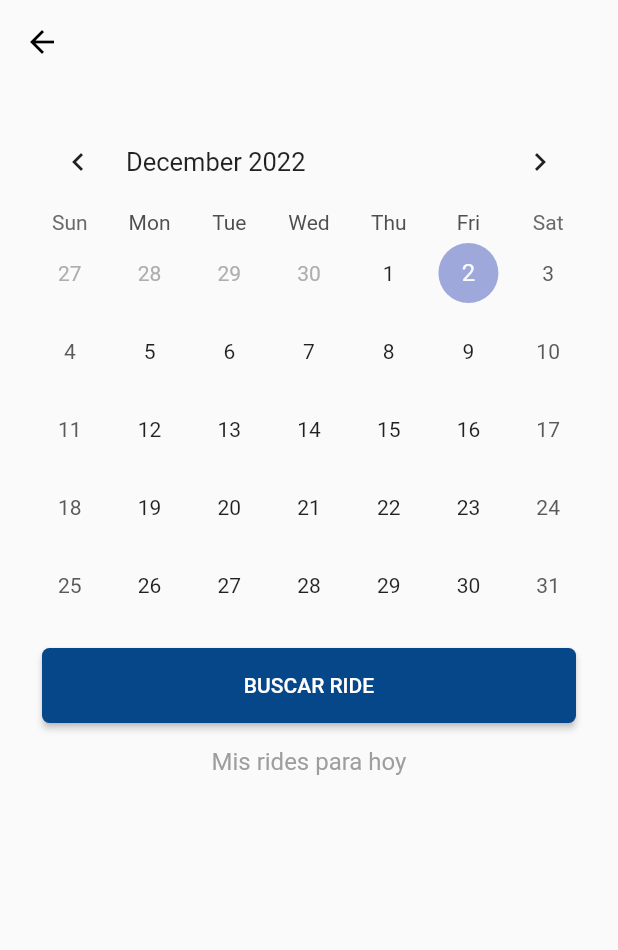
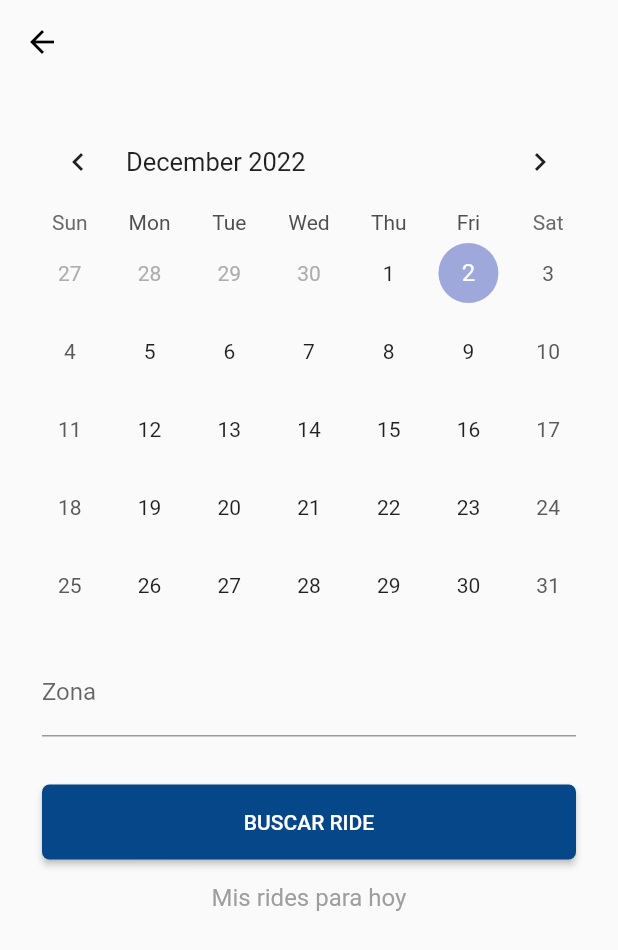
Before and after one commit to carlatalamantes/rides-iteso, a Flutter app: the SearchRidesPage screen opened directly, on a phone screen of 412 x 824 dp. Shown: the top 950 px of the screen. Run offline on Flutter 3.47's test engine with Material 2 defaults, Android fonts, the phone set to English and light mode, and no system bars; drawn by our look-alikes of table_calendar; our stand-ins replace bloc, cloud_firestore, equatable, firebase_auth, firebase_core, flutter_bloc; accounts and stored records are empty.

Commit message:
added zone search

```diff
--- a/lib/search_rides_page/search_rides_page.dart
+++ b/lib/search_rides_page/search_rides_page.dart
@@ -16,6 +16,7 @@ class _SearchRidesPageState extends State<SearchRidesPage> {
   CalendarFormat _calendarFormat = CalendarFormat.month;
   DateTime _focusedDay = DateTime.now();
   DateTime? _selectedDay;
+  var zoneController = TextEditingController();
 
   @override
   Widget build(BuildContext context) {
@@ -57,6 +58,11 @@ class _SearchRidesPageState extends State<SearchRidesPage> {
                   // No need to call `setState()` here
                   _focusedDay = focusedDay;
                 },
+              ),
+              base_TextFormField(
+                textController: zoneController,
+                labelText: 'Zona',
+                isRequired: true,
               ),
               base_ElevatedButton(
                 text: 'BUSCAR RIDE',
```
